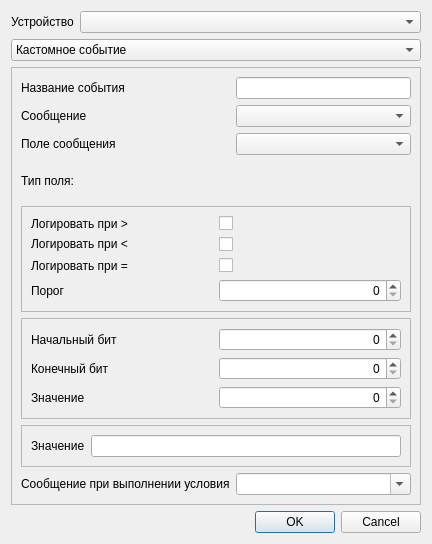
Before: the Qt Designer form eventeditdialog.ui in revermun/Experiment_helper, drawn with Qt 5.
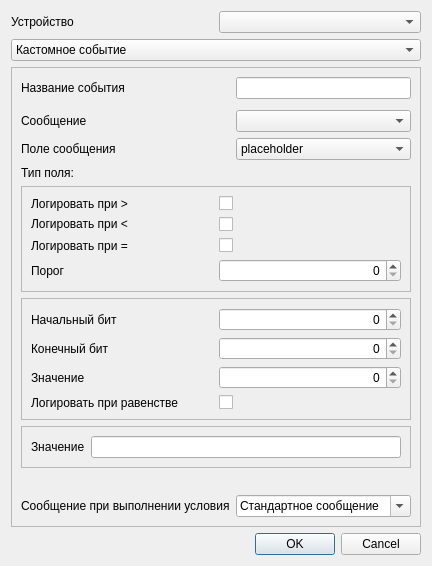
After: the same form once the commit is applied.

Commit message: update messages config and events

The edit to the form file:
```diff
--- a/eventeditdialog.ui
+++ b/eventeditdialog.ui
@@ -7,13 +7,13 @@
     <x>0</x>
     <y>0</y>
     <width>418</width>
-    <height>544</height>
+    <height>566</height>
    </rect>
   </property>
   <property name="windowTitle">
    <string>Dialog</string>
   </property>
-  <layout class="QGridLayout" name="gridLayout_5" columnstretch="0,1">
+  <layout class="QGridLayout" name="gridLayout_5" columnstretch="0,0">
    <item row="0" column="0">
     <widget class="QLabel" name="label_2">
      <property name="text">
@@ -24,6 +24,16 @@
    <item row="0" column="1">
     <widget class="QComboBox" name="comboDevice"/>
    </item>
+   <item row="4" column="0" colspan="2">
+    <widget class="QDialogButtonBox" name="buttonBox">
+     <property name="orientation">
+      <enum>Qt::Horizontal</enum>
+     </property>
+     <property name="standardButtons">
+      <set>QDialogButtonBox::Cancel|QDialogButtonBox::Ok</set>
+     </property>
+    </widget>
+   </item>
    <item row="2" column="0" colspan="2">
     <widget class="QComboBox" name="comboEventType">
      <property name="currentIndex">
@@ -64,7 +74,51 @@
      <property name="frameShadow">
       <enum>QFrame::Raised</enum>
      </property>
-     <layout class="QGridLayout" name="gridLayout">
+     <layout class="QGridLayout" name="gridLayout" rowstretch="1,1,1,1,1,1,1,1,1,1,1,1,1">
+      <item row="7" column="0" colspan="2">
+       <widget class="QFrame" name="frameChar">
+        <property name="frameShape">
+         <enum>QFrame::StyledPanel</enum>
+        </property>
+        <property name="frameShadow">
+         <enum>QFrame::Raised</enum>
+        </property>
+        <layout class="QGridLayout" name="gridLayout_4">
+         <item row="0" column="0">
+          <widget class="QLabel" name="label_13">
+           <property name="text">
+            <string>Значение</string>
+           </property>
+          </widget>
+         </item>
+         <item row="0" column="1">
+          <widget class="QLineEdit" name="lineValue"/>
+         </item>
+        </layout>
+       </widget>
+      </item>
+      <item row="3" column="1">
+       <widget class="QComboBox" name="comboMessageField">
+        <property name="currentIndex">
+         <number>0</number>
+        </property>
+        <item>
+         <property name="text">
+          <string>placeholder</string>
+         </property>
+        </item>
+       </widget>
+      </item>
+      <item row="3" column="0">
+       <widget class="QLabel" name="label_4">
+        <property name="text">
+         <string>Поле сообщения</string>
+        </property>
+       </widget>
+      </item>
+      <item row="0" column="1">
+       <widget class="QLineEdit" name="lineName"/>
+      </item>
       <item row="6" column="0" colspan="2">
        <widget class="QFrame" name="frameBitmap">
         <property name="frameShape">
@@ -81,20 +135,6 @@
            </property>
           </widget>
          </item>
-         <item row="1" column="1">
-          <widget class="QSpinBox" name="spinEndBit">
-           <property name="alignment">
-            <set>Qt::AlignRight|Qt::AlignTrailing|Qt::AlignVCenter</set>
-           </property>
-          </widget>
-         </item>
-         <item row="0" column="0">
-          <widget class="QLabel" name="label_10">
-           <property name="text">
-            <string>Начальный бит</string>
-           </property>
-          </widget>
-         </item>
          <item row="0" column="1">
           <widget class="QSpinBox" name="spinStartBit">
            <property name="alignment">
@@ -102,6 +142,13 @@
            </property>
           </widget>
          </item>
+         <item row="1" column="1">
+          <widget class="QSpinBox" name="spinEndBit">
+           <property name="alignment">
+            <set>Qt::AlignRight|Qt::AlignTrailing|Qt::AlignVCenter</set>
+           </property>
+          </widget>
+         </item>
          <item row="2" column="0">
           <widget class="QLabel" name="label_12">
            <property name="text">
@@ -116,22 +163,37 @@
            </property>
           </widget>
          </item>
+         <item row="0" column="0">
+          <widget class="QLabel" name="label_10">
+           <property name="text">
+            <string>Начальный бит</string>
+           </property>
+          </widget>
+         </item>
+         <item row="3" column="1">
+          <widget class="QCheckBox" name="checkBitmapIsEqual">
+           <property name="text">
+            <string/>
+           </property>
+          </widget>
+         </item>
+         <item row="3" column="0">
+          <widget class="QLabel" name="label_15">
+           <property name="text">
+            <string>Логировать при равенстве</string>
+           </property>
+          </widget>
+         </item>
         </layout>
        </widget>
       </item>
-      <item row="3" column="1">
-       <widget class="QComboBox" name="comboMessageField"/>
-      </item>
-      <item row="0" column="1">
-       <widget class="QLineEdit" name="lineName"/>
-      </item>
       <item row="12" column="1">
        <widget class="QComboBox" name="comboEventText">
         <property name="editable">
          <bool>true</bool>
         </property>
         <property name="currentIndex">
-         <number>-1</number>
+         <number>0</number>
         </property>
         <item>
          <property name="text">
@@ -140,42 +202,23 @@
         </item>
        </widget>
       </item>
-      <item row="3" column="0">
-       <widget class="QLabel" name="label_4">
+      <item row="2" column="1">
+       <widget class="QComboBox" name="comboMessage"/>
+      </item>
+      <item row="4" column="1">
+       <widget class="QLabel" name="labelFieldType">
         <property name="text">
-         <string>Поле сообщения</string>
+         <string/>
         </property>
        </widget>
       </item>
-      <item row="2" column="0">
-       <widget class="QLabel" name="label_3">
+      <item row="0" column="0">
+       <widget class="QLabel" name="label">
         <property name="text">
-         <string>Сообщение</string>
+         <string>Название события</string>
         </property>
        </widget>
       </item>
-      <item row="7" column="0" colspan="2">
-       <widget class="QFrame" name="frameChar">
-        <property name="frameShape">
-         <enum>QFrame::StyledPanel</enum>
-        </property>
-        <property name="frameShadow">
-         <enum>QFrame::Raised</enum>
-        </property>
-        <layout class="QGridLayout" name="gridLayout_4">
-         <item row="0" column="0">
-          <widget class="QLabel" name="label_13">
-           <property name="text">
-            <string>Значение</string>
-           </property>
-          </widget>
-         </item>
-         <item row="0" column="1">
-          <widget class="QLineEdit" name="lineValue"/>
-         </item>
-        </layout>
-       </widget>
-      </item>
       <item row="12" column="0">
        <widget class="QLabel" name="label_6">
         <property name="text">
@@ -251,16 +294,13 @@
         </layout>
        </widget>
       </item>
-      <item row="0" column="0">
-       <widget class="QLabel" name="label">
+      <item row="2" column="0">
+       <widget class="QLabel" name="label_3">
         <property name="text">
-         <string>Название события</string>
+         <string>Сообщение</string>
         </property>
        </widget>
       </item>
-      <item row="2" column="1">
-       <widget class="QComboBox" name="comboMessage"/>
-      </item>
       <item row="4" column="0">
        <widget class="QLabel" name="label_14">
         <property name="text">
@@ -268,26 +308,9 @@
         </property>
        </widget>
       </item>
-      <item row="4" column="1">
-       <widget class="QLabel" name="labelFieldType">
-        <property name="text">
-         <string/>
-        </property>
-       </widget>
-      </item>
      </layout>
     </widget>
    </item>
-   <item row="4" column="0" colspan="2">
-    <widget class="QDialogButtonBox" name="buttonBox">
-     <property name="orientation">
-      <enum>Qt::Horizontal</enum>
-     </property>
-     <property name="standardButtons">
-      <set>QDialogButtonBox::Cancel|QDialogButtonBox::Ok</set>
-     </property>
-    </widget>
-   </item>
   </layout>
  </widget>
  <resources/>
```
Left out of the diff: 21 changed lines with no effect on the pictures. The commit also changes 13 other files.
